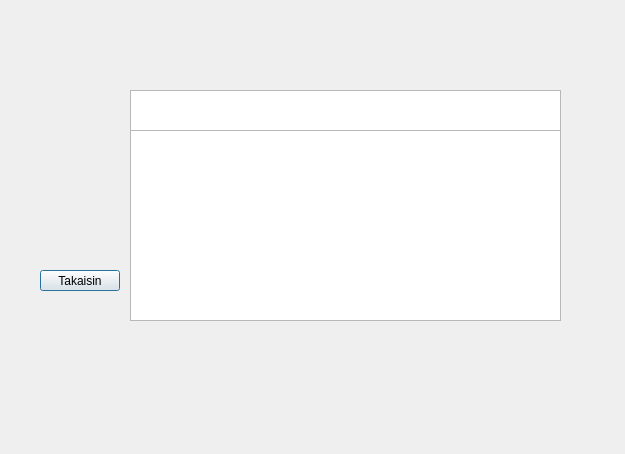
Before: the Qt Designer form bankautomat/saldosivu.ui in tvt21kmo-bank-project/group_6, drawn with Qt 5.
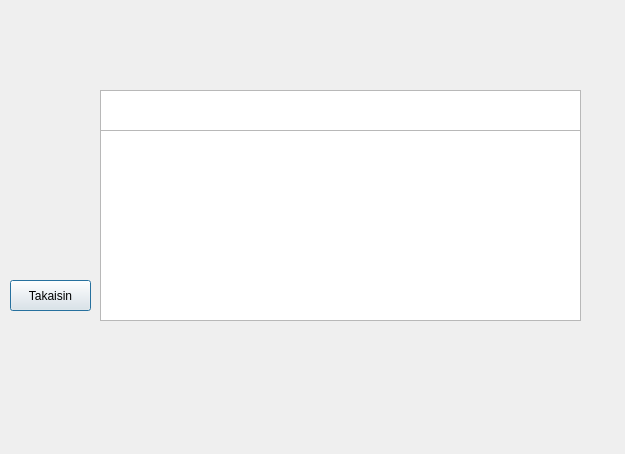
After: the same form once the commit is applied.

The edit to the form file:
```diff
--- a/bankautomat/saldosivu.ui
+++ b/bankautomat/saldosivu.ui
@@ -16,9 +16,9 @@
   <widget class="QTextBrowser" name="textBrowser_Saldo">
    <property name="geometry">
     <rect>
-     <x>130</x>
+     <x>100</x>
      <y>90</y>
-     <width>431</width>
+     <width>481</width>
      <height>41</height>
     </rect>
    </property>
@@ -26,10 +26,10 @@
   <widget class="QPushButton" name="pushButton_takaisin">
    <property name="geometry">
     <rect>
-     <x>40</x>
-     <y>270</y>
-     <width>80</width>
-     <height>21</height>
+     <x>10</x>
+     <y>280</y>
+     <width>81</width>
+     <height>31</height>
     </rect>
    </property>
    <property name="text">
@@ -39,9 +39,9 @@
   <widget class="QTextBrowser" name="textBrowser_Tilitapahtumat">
    <property name="geometry">
     <rect>
-     <x>130</x>
+     <x>100</x>
      <y>130</y>
-     <width>431</width>
+     <width>481</width>
      <height>191</height>
     </rect>
    </property>
```
